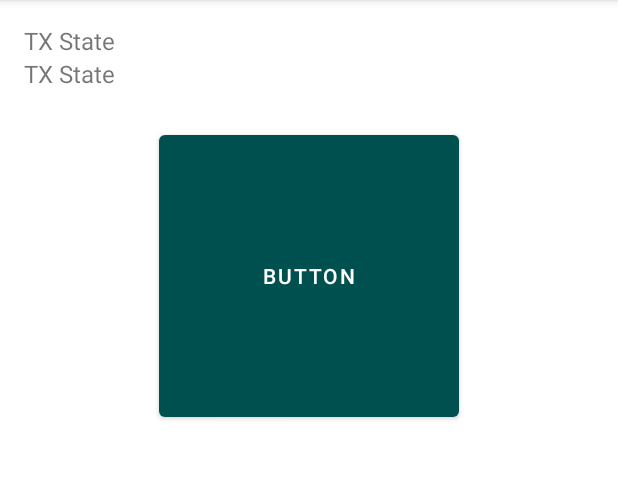
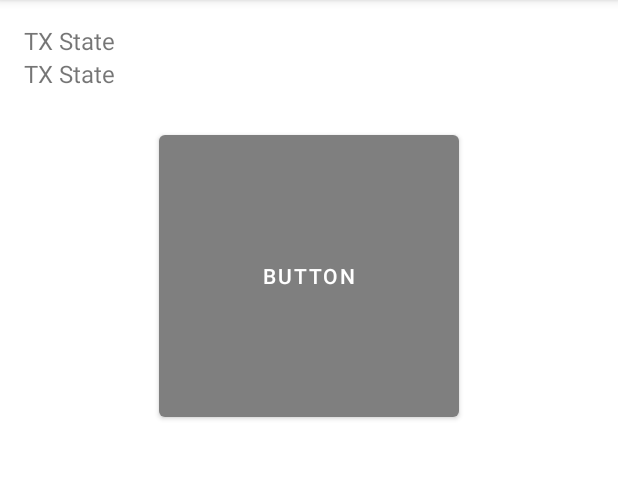
Before and after one commit to FXYFXZ/GirTago, an Android app: the screen it shows after launch (MainActivity), on a phone screen of 412 x 824 dp, the part 84-563 px from its top. Run offline under Robolectric (Android 15) with nearby library versions, the phone set to English and light mode, and no system bars; 3 statements that could not run were skipped.

Commit message:
Запоминаем состояние

```diff
--- a/app/src/main/java/ru/fxy7ci/girtago/BT/StoreVals.kt
+++ b/app/src/main/java/ru/fxy7ci/girtago/BT/StoreVals.kt
@@ -5,6 +5,7 @@ package ru.fxy7ci.girtago.BT
 class StoreVals {
 
     companion object {
+        const val APP_PREFERENCES = "myAppSettings"
         const val DeviceAddress = "88:25:83:F1:1D:07" //MAC
         const val BT_REQUEST_PERMISSION : Int = 89
 
--- a/app/src/main/java/ru/fxy7ci/girtago/ColorCont.kt
+++ b/app/src/main/java/ru/fxy7ci/girtago/ColorCont.kt
@@ -6,12 +6,17 @@ import androidx.core.graphics.red
 /** Контейнер для работы с лампами
  * =============================== */
 
-class ColorCont {
+class ColorCont(myRed: Int, myGreen: Int, myBlue: Int) {
 
     private var hsv = FloatArray(3)
     init {
         setDefault()
     }
+
+    init {
+        Color.colorToHSV(Color.rgb(myRed,myGreen,myBlue), hsv)
+    }
+
     // Ставим значение по умолчанию
     fun setDefault(){
         Color.colorToHSV(Color.rgb(0,80,80), hsv)
--- a/app/src/main/java/ru/fxy7ci/girtago/MainActivity.kt
+++ b/app/src/main/java/ru/fxy7ci/girtago/MainActivity.kt
@@ -21,6 +21,9 @@ import androidx.appcompat.app.AppCompatActivity
 import androidx.core.app.ActivityCompat
 import androidx.core.content.ContextCompat
 import ru.fxy7ci.girtago.BT.StoreVals
+import androidx.core.graphics.blue
+import androidx.core.graphics.green
+import androidx.core.graphics.red
 
 
 //TODO  добавить сканирование как в master(c уровнями сигналов)
@@ -54,9 +57,9 @@ class MainActivity : AppCompatActivity() {
         val gattServiceIntent = Intent(this, BluetoothLeService::class.java)
         bindService(gattServiceIntent, mServiceConnection, BIND_AUTO_CREATE)
 
+        showTxState()
 
-        showTxState()
-        clrCnt   = ColorCont()
+        setColorClass()
         btnSlide.setBackgroundColor(clrCnt.getColor())
 
         setGest()
@@ -82,6 +85,7 @@ class MainActivity : AppCompatActivity() {
     }
 
     override fun onPause() {
+        savePreferences()
         super.onPause()
         mainHandler.removeCallbacksAndMessages(null)
         unregisterReceiver(mGattUpdateReceiver)
@@ -107,9 +111,28 @@ class MainActivity : AppCompatActivity() {
         return super.onOptionsItemSelected(item)
     }
 
+
+
     //------------------------------------------------------ своё
     //==============================================================================
 
+    private fun setColorClass(){
+        val sharedPreferences = getSharedPreferences(StoreVals.APP_PREFERENCES , MODE_PRIVATE)
+        val myRed = sharedPreferences.getInt("RED", 127)
+        val myGreen = sharedPreferences.getInt("GREEN", 127)
+        val myBlue = sharedPreferences.getInt("BLUE", 127)
+        clrCnt   = ColorCont(myRed,myGreen,myBlue)
+    }
+
+    private fun savePreferences(){
+        val sharedPreferences = getSharedPreferences(StoreVals.APP_PREFERENCES , MODE_PRIVATE)
+        val editor = sharedPreferences.edit()
+        val color = clrCnt.getColor()
+        editor.putInt("RED", color.red)
+        editor.putInt("GREEN",color.green)
+        editor.putInt("BLUE",color.blue)
+        editor.apply()
+    }
 
     private fun showTxState(){
 
@@ -243,7 +266,7 @@ class MainActivity : AppCompatActivity() {
 
         override fun onSingleTapConfirmed(e: MotionEvent): Boolean {
             //TODO либо вставка либо toggle
-            btnSlide.setBackgroundColor(Color.BLUE)
+//            btnSlide.setBackgroundColor(Color.BLUE)
             return true
         }
 
```
